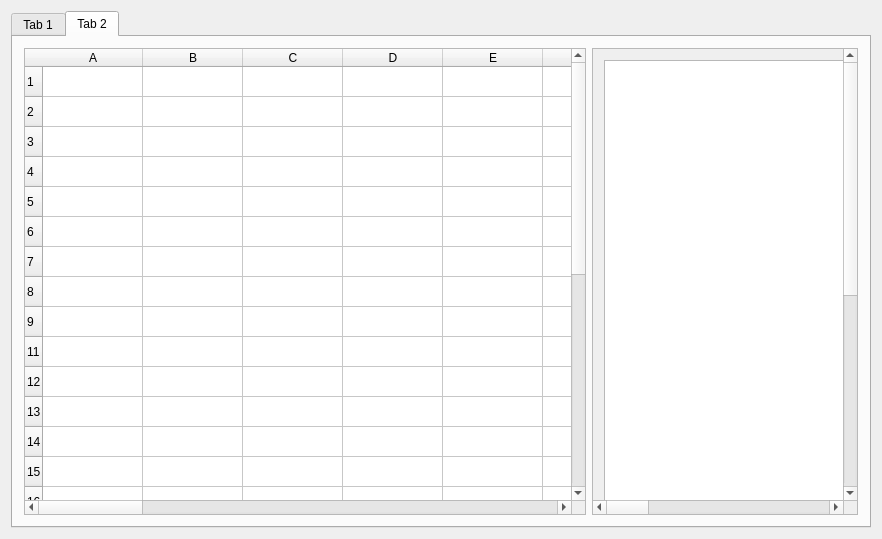
Before: the Qt Designer form MainWindow/mainwidget.ui in MathieuPietri/Graphics, drawn with Qt 5.
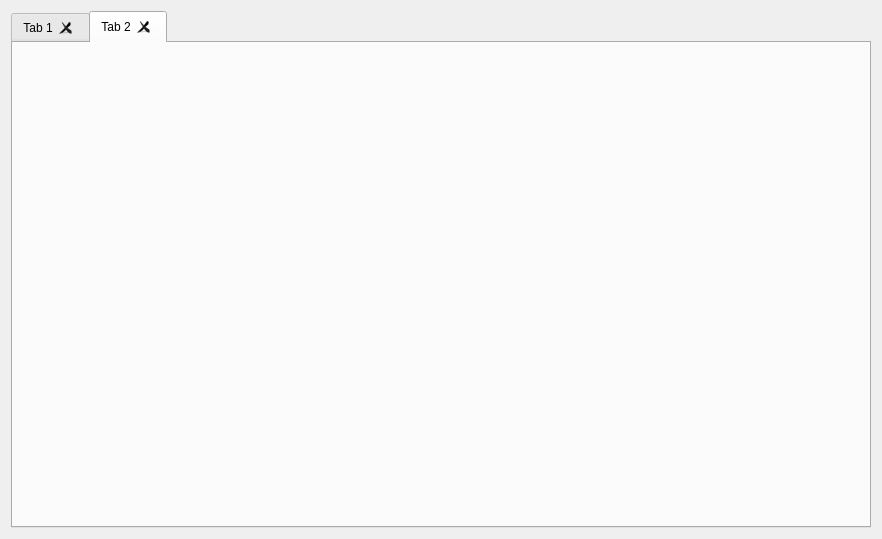
After: the same form once the commit is applied. The open tabs and pages were chosen to show the change. Custom widgets are drawn as their Qt base class.

Commit message: Gestion dynamique des onglets commencée

```diff
--- a/MainWindow/mainwidget.ui
+++ b/MainWindow/mainwidget.ui
@@ -19,17 +19,23 @@
   <property name="windowTitle">
    <string>MainWidget</string>
   </property>
-  <layout class="QHBoxLayout" name="horizontalLayout">
+  <layout class="QVBoxLayout" name="verticalLayout">
    <item>
-    <widget class="QTabWidget" name="onglets">
+    <widget class="QTabWidget" name="tabs">
+     <property name="tabShape">
+      <enum>QTabWidget::Rounded</enum>
+     </property>
      <property name="currentIndex">
       <number>0</number>
      </property>
      <property name="documentMode">
       <bool>false</bool>
      </property>
+     <property name="tabsClosable">
+      <bool>true</bool>
+     </property>
      <property name="tabBarAutoHide">
-      <bool>false</bool>
+      <bool>true</bool>
      </property>
      <widget class="QWidget" name="tab">
       <attribute name="title">
@@ -375,342 +381,6 @@
       <attribute name="title">
        <string>Tab 2</string>
       </attribute>
-      <layout class="QHBoxLayout" name="horizontalLayout_2">
-       <item>
-        <widget class="QTableWidget" name="tableWidget_2">
-         <property name="maximumSize">
-          <size>
-           <width>800</width>
-           <height>1000</height>
-          </size>
-         </property>
-         <property name="sizeAdjustPolicy">
-          <enum>QAbstractScrollArea::AdjustToContentsOnFirstShow</enum>
-         </property>
-         <property name="autoScroll">
-          <bool>false</bool>
-         </property>
-         <property name="cornerButtonEnabled">
-          <bool>false</bool>
-         </property>
-         <row>
-          <property name="text">
-           <string>1</string>
-          </property>
-         </row>
-         <row>
-          <property name="text">
-           <string>2</string>
-          </property>
-         </row>
-         <row>
-          <property name="text">
-           <string>3</string>
-          </property>
-         </row>
-         <row>
-          <property name="text">
-           <string>4</string>
-          </property>
-         </row>
-         <row>
-          <property name="text">
-           <string>5</string>
-          </property>
-         </row>
-         <row>
-          <property name="text">
-           <string>6</string>
-          </property>
-         </row>
-         <row>
-          <property name="text">
-           <string>7</string>
-          </property>
-         </row>
-         <row>
-          <property name="text">
-           <string>8</string>
-          </property>
-         </row>
-         <row>
-          <property name="text">
-           <string>9</string>
-          </property>
-         </row>
-         <row>
-          <property name="text">
-           <string>11</string>
-          </property>
-         </row>
-         <row>
-          <property name="text">
-           <string>12</string>
-          </property>
-         </row>
-         <row>
-          <property name="text">
-           <string>13</string>
-          </property>
-         </row>
-         <row>
-          <property name="text">
-           <string>14</string>
-          </property>
-         </row>
-         <row>
-          <property name="text">
-           <string>15</string>
-          </property>
-         </row>
-         <row>
-          <property name="text">
-           <string>16</string>
-          </property>
-         </row>
-         <row>
-          <property name="text">
-           <string>17</string>
-          </property>
-         </row>
-         <row>
-          <property name="text">
-           <string>18</string>
-          </property>
-         </row>
-         <row>
-          <property name="text">
-           <string>19</string>
-          </property>
-         </row>
-         <row>
-          <property name="text">
-           <string>20</string>
-          </property>
-         </row>
-         <row>
-          <property name="text">
-           <string>21</string>
-          </property>
-         </row>
-         <row>
-          <property name="text">
-           <string>22</string>
-          </property>
-         </row>
-         <row>
-          <property name="text">
-           <string>24</string>
-          </property>
-         </row>
-         <row>
-          <property name="text">
-           <string>25</string>
-          </property>
-         </row>
-         <row>
-          <property name="text">
-           <string>26</string>
-          </property>
-         </row>
-         <row>
-          <property name="text">
-           <string>27</string>
-          </property>
-         </row>
-         <row>
-          <property name="text">
-           <string>28</string>
-          </property>
-         </row>
-         <row>
-          <property name="text">
-           <string>29</string>
-          </property>
-         </row>
-         <row>
-          <property name="text">
-           <string>30</string>
-          </property>
-         </row>
-         <column>
-          <property name="text">
-           <string>A</string>
-          </property>
-         </column>
-         <column>
-          <property name="text">
-           <string>B</string>
-          </property>
-         </column>
-         <column>
-          <property name="text">
-           <string>C</string>
-          </property>
-         </column>
-         <column>
-          <property name="text">
-           <string>D</string>
-          </property>
-         </column>
-         <column>
-          <property name="text">
-           <string>E</string>
-          </property>
-         </column>
-         <column>
-          <property name="text">
-           <string>F</string>
-          </property>
-         </column>
-         <column>
-          <property name="text">
-           <string>G</string>
-          </property>
-         </column>
-         <column>
-          <property name="text">
-           <string>H</string>
-          </property>
-         </column>
-         <column>
-          <property name="text">
-           <string>I</string>
-          </property>
-         </column>
-         <column>
-          <property name="text">
-           <string>J</string>
-          </property>
-         </column>
-         <column>
-          <property name="text">
-           <string>K</string>
-          </property>
-         </column>
-         <column>
-          <property name="text">
-           <string>L</string>
-          </property>
-         </column>
-         <column>
-          <property name="text">
-           <string>M</string>
-          </property>
-         </column>
-         <column>
-          <property name="text">
-           <string>N</string>
-          </property>
-         </column>
-         <column>
-          <property name="text">
-           <string>O</string>
-          </property>
-         </column>
-         <column>
-          <property name="text">
-           <string>P</string>
-          </property>
-         </column>
-         <column>
-          <property name="text">
-           <string>Q</string>
-          </property>
-         </column>
-         <column>
-          <property name="text">
-           <string>R</string>
-          </property>
-         </column>
-         <column>
-          <property name="text">
-           <string>S</string>
-          </property>
-         </column>
-         <column>
-          <property name="text">
-           <string>T</string>
-          </property>
-         </column>
-         <column>
-          <property name="text">
-           <string>U</string>
-          </property>
-         </column>
-         <column>
-          <property name="text">
-           <string>V</string>
-          </property>
-         </column>
-         <column>
-          <property name="text">
-           <string>W</string>
-          </property>
-         </column>
-         <column>
-          <property name="text">
-           <string>X</string>
-          </property>
-         </column>
-         <column>
-          <property name="text">
-           <string>Y</string>
-          </property>
-         </column>
-        </widget>
-       </item>
-       <item>
-        <widget class="QScrollArea" name="scrollArea_3">
-         <property name="maximumSize">
-          <size>
-           <width>800</width>
-           <height>1000</height>
-          </size>
-         </property>
-         <property name="verticalScrollBarPolicy">
-          <enum>Qt::ScrollBarAlwaysOn</enum>
-         </property>
-         <property name="horizontalScrollBarPolicy">
-          <enum>Qt::ScrollBarAlwaysOn</enum>
-         </property>
-         <property name="sizeAdjustPolicy">
-          <enum>QAbstractScrollArea::AdjustToContents</enum>
-         </property>
-         <property name="widgetResizable">
-          <bool>true</bool>
-         </property>
-         <widget class="QWidget" name="scrollAreaWidgetContents_3">
-          <property name="geometry">
-           <rect>
-            <x>0</x>
-            <y>0</y>
-            <width>1318</width>
-            <height>818</height>
-           </rect>
-          </property>
-          <layout class="QHBoxLayout" name="horizontalLayout_3">
-           <item>
-            <widget class="QTextBrowser" name="textBrowser">
-             <property name="minimumSize">
-              <size>
-               <width>1300</width>
-               <height>800</height>
-              </size>
-             </property>
-             <property name="maximumSize">
-              <size>
-               <width>2600</width>
-               <height>1600</height>
-              </size>
-             </property>
-            </widget>
-           </item>
-          </layout>
-         </widget>
-        </widget>
-       </item>
-      </layout>
      </widget>
     </widget>
    </item>
@@ -722,6 +392,14 @@
   </action>
  </widget>
  <layoutdefault spacing="6" margin="11"/>
+ <customwidgets>
+  <customwidget>
+   <class>TabContentWidget</class>
+   <extends>QWidget</extends>
+   <header>tabcontentwidget.h</header>
+   <container>1</container>
+  </customwidget>
+ </customwidgets>
  <resources/>
  <connections/>
 </ui>
```
Left out of the diff: 336 changed lines with no effect on the pictures. The commit also changes 7 other files.
